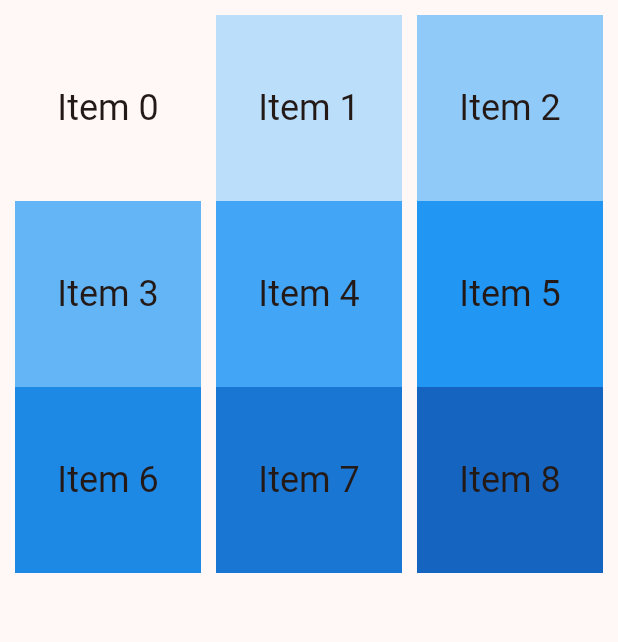
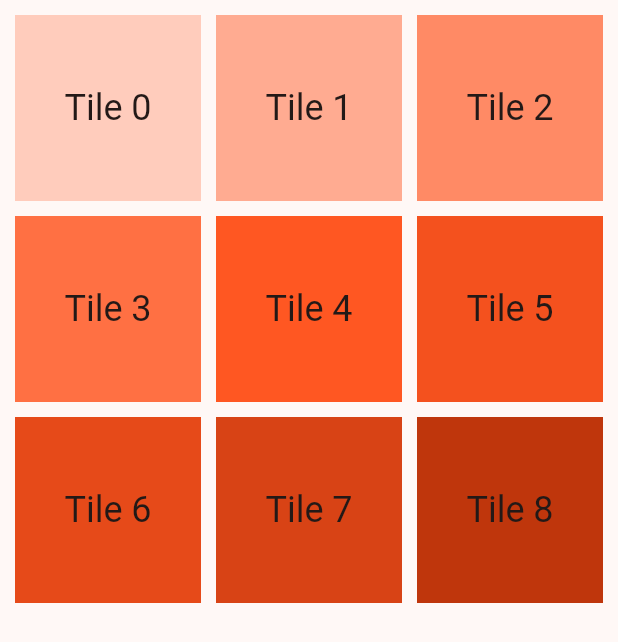
Before and after one commit to A3-M1/taquin, a Flutter app: the Exo5a widget shown alone on an empty page, opened directly, on a phone screen of 412 x 824 dp. Shown: the top 642 px of the screen. Run offline on Flutter 3.47's test engine with Material 3 defaults, Android fonts, the phone set to English and light mode, and no system bars.

Commit message:
improve exo5

```diff
--- a/lib/exo5a.dart
+++ b/lib/exo5a.dart
@@ -9,14 +9,15 @@ class Exo5a extends StatelessWidget {
       child: GridView.count(
           crossAxisCount: 3,
           crossAxisSpacing: 10,
+          mainAxisSpacing: 10,
           padding: const EdgeInsets.all(10),
           children: List.generate(
             9,
             (index) => Container(
-              color: Colors.blue[100 * (index % 9)],
+              color: Colors.deepOrange[100 * (index+1 % 9)],
               child: Center(
                 child: Text(
-                  'Item $index',
+                  'Tile $index',
                   style: Theme.of(context).textTheme.headlineSmall,
                 ),
               ),
```
